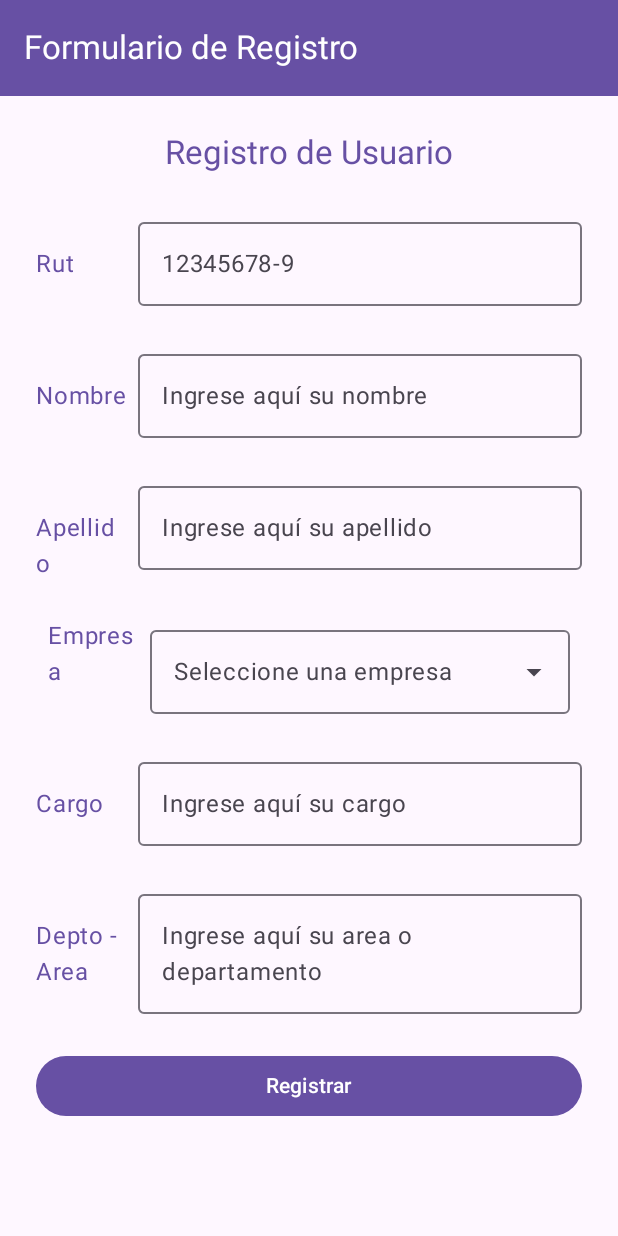
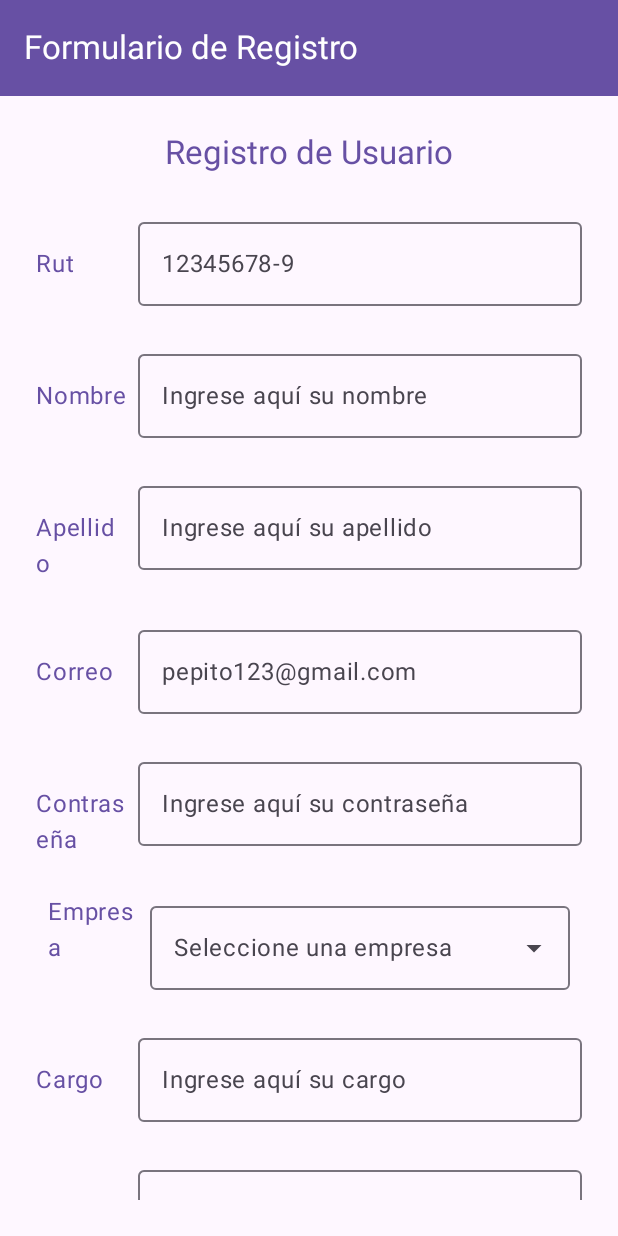
Before and after one commit to EstebanMoraV/GestionDenuncias_Grupo14, an Android app built with Jetpack Compose: the Registro screen opened through its navigation route, on a phone screen of 412 x 824 dp. Run offline under Robolectric (Android 15) with nearby library versions, the phone set to English and light mode, and no system bars.

Commit message:
Se arregla el navigation para enviar parametros, se genera codigo para un login y por ultimo se le agregan mensajes flotante que funcionan con corrutinas (scope)

```diff
--- a/app/build.gradle.kts
+++ b/app/build.gradle.kts
@@ -51,6 +51,8 @@ dependencies {
     implementation(libs.androidx.compose.ui.tooling.preview)
     implementation(libs.androidx.compose.material3)
     implementation(libs.androidx.navigation.compose)
+    implementation(libs.androidx.compose.foundation)
+    implementation(libs.androidx.material3)
     testImplementation(libs.junit)
     androidTestImplementation(libs.androidx.junit)
     androidTestImplementation(libs.androidx.espresso.core)
--- a/app/src/main/java/com/example/gestiondenuncias_grupo14/MainActivity.kt
+++ b/app/src/main/java/com/example/gestiondenuncias_grupo14/MainActivity.kt
@@ -4,16 +4,10 @@ import android.os.Bundle
 import androidx.activity.ComponentActivity
 import androidx.activity.compose.setContent
 import androidx.activity.enableEdgeToEdge
-import androidx.compose.foundation.layout.fillMaxSize
-import androidx.compose.foundation.layout.padding
 import androidx.compose.material3.MaterialTheme
-import androidx.compose.material3.Scaffold
-import androidx.compose.material3.Text
-import androidx.compose.runtime.Composable
-import androidx.compose.ui.Modifier
-import androidx.compose.ui.tooling.preview.Preview
+import androidx.navigation.compose.rememberNavController
 import com.example.gestiondenuncias_grupo14.navigation.AppNavigation
-import com.example.gestiondenuncias_grupo14.ui.theme.GestionDenuncias_Grupo14Theme
+import com.example.gestiondenuncias_grupo14.viewmodel.UsuarioViewModel
 
 class MainActivity : ComponentActivity() {
     override fun onCreate(savedInstanceState: Bundle?) {
@@ -21,8 +15,8 @@ class MainActivity : ComponentActivity() {
         enableEdgeToEdge()
         setContent {
             MaterialTheme {
-                // Llama a tu NavHost, que tiene el startDestination definido
-                AppNavigation()
+                val navController = rememberNavController()
+                AppNavigation(navController = navController)
             }
         }
     }
--- a/app/src/main/java/com/example/gestiondenuncias_grupo14/navigation/AppNavigation.kt
+++ b/app/src/main/java/com/example/gestiondenuncias_grupo14/navigation/AppNavigation.kt
@@ -1,22 +1,31 @@
 package com.example.gestiondenuncias_grupo14.navigation
 
 import androidx.compose.runtime.Composable
+import androidx.lifecycle.viewmodel.compose.viewModel
+import androidx.navigation.NavHostController
 import androidx.navigation.compose.NavHost
 import androidx.navigation.compose.composable
-import androidx.navigation.compose.rememberNavController
 import com.example.gestiondenuncias_grupo14.ui.screen.Login
 import com.example.gestiondenuncias_grupo14.ui.screen.Registro
-
+import com.example.gestiondenuncias_grupo14.viewmodel.UsuarioViewModel
 
 @Composable
-fun AppNavigation(){
-    val navController = rememberNavController()
-
+fun AppNavigation(
+    navController: NavHostController,
+    usuarioViewModel: UsuarioViewModel = viewModel()
+) {
     NavHost(
         navController = navController,
         startDestination = "login"
     ) {
-        composable("login"){ Login(navController) }
-        composable("registro") { Registro(navController) }
+        // Pantalla Login
+        composable("login") {
+            Login(navController = navController, viewModel = usuarioViewModel)
+        }
+
+        // Pantalla Registro
+        composable("registro") {
+            Registro(navController = navController, viewModel = usuarioViewModel)
+        }
     }
 }
--- a/app/src/main/java/com/example/gestiondenuncias_grupo14/ui/screen/Login.kt
+++ b/app/src/main/java/com/example/gestiondenuncias_grupo14/ui/screen/Login.kt
@@ -16,6 +16,8 @@ import androidx.compose.material3.MaterialTheme
 import androidx.compose.material3.MaterialTheme.colorScheme
 import androidx.compose.material3.OutlinedTextField
 import androidx.compose.material3.Scaffold
+import androidx.compose.material3.SnackbarHost
+import androidx.compose.material3.SnackbarHostState
 import androidx.compose.material3.Text
 import androidx.compose.material3.TextButton
 import androidx.compose.material3.TopAppBar
@@ -32,16 +34,23 @@ import com.example.gestiondenuncias_grupo14.R  // Importa el recurso R para acce
 import androidx.compose.runtime.*     // <-- Necesario para remember, mutableStateOf, by
 import androidx.compose.ui.text.input.KeyboardType
 import androidx.compose.ui.text.input.PasswordVisualTransformation
+import androidx.lifecycle.viewmodel.compose.viewModel
 import androidx.navigation.NavController
+import com.example.gestiondenuncias_grupo14.viewmodel.UsuarioViewModel
+import kotlinx.coroutines.launch
 
 
 @OptIn(ExperimentalMaterial3Api::class)
 @Composable
-fun Login(navController: NavController? = null){
+fun Login(navController: NavController? = null, viewModel: UsuarioViewModel = viewModel()){
 
     // 🔹 Variables de estado para guardar lo que el usuario escribe
     var username by remember { mutableStateOf("") }
     var password by remember { mutableStateOf("") }
+
+    // SnackbarHostState y coroutine scope
+    val snackbarHostState = remember { SnackbarHostState() }
+    val scope = rememberCoroutineScope()
 
     Scaffold (
         topBar = {
@@ -52,7 +61,9 @@ fun Login(navController: NavController? = null){
                     titleContentColor = colorScheme.onPrimary
                 )
             )
-        }
+        },
+        snackbarHost = { SnackbarHost(hostState = snackbarHostState) } // 👈 necesario para mostrar el globo
+
     ) {
         innerPadding ->
         // 🔸 Column: organiza los elementos de manera vertical
@@ -101,7 +112,17 @@ fun Login(navController: NavController? = null){
             )
 
             Button(
-                onClick = { /* Acción futura */ },
+                onClick = {
+                    val exito = viewModel.login(username, password)
+                    scope.launch {
+                        if (exito) {
+                            snackbarHostState.showSnackbar("Inicio de sesión exitoso!")
+                            // Acá pondremos un nav controller a futuro
+                        } else {
+                            snackbarHostState.showSnackbar("Correo o Contraseña incorrectos")
+                        }
+                    }
+                },
                 modifier = Modifier.fillMaxWidth()
             ) { Text("Ingresar") }
 
--- a/app/src/main/java/com/example/gestiondenuncias_grupo14/ui/screen/Registro.kt
+++ b/app/src/main/java/com/example/gestiondenuncias_grupo14/ui/screen/Registro.kt
@@ -7,6 +7,8 @@ import androidx.compose.foundation.layout.fillMaxSize
 import androidx.compose.foundation.layout.fillMaxWidth
 import androidx.compose.foundation.layout.padding
 import androidx.compose.foundation.layout.width
+import androidx.compose.foundation.rememberScrollState
+import androidx.compose.foundation.verticalScroll
 import androidx.compose.material3.Button
 import androidx.compose.material3.DropdownMenuItem
 import androidx.compose.material3.ExperimentalMaterial3Api
@@ -16,6 +18,8 @@ import androidx.compose.material3.MaterialTheme
 import androidx.compose.material3.MaterialTheme.colorScheme
 import androidx.compose.material3.OutlinedTextField
 import androidx.compose.material3.Scaffold
+import androidx.compose.material3.SnackbarHost
+import androidx.compose.material3.SnackbarHostState
 import androidx.compose.material3.Text
 import androidx.compose.material3.TopAppBar
 import androidx.compose.material3.TopAppBarDefaults.topAppBarColors
@@ -24,16 +28,20 @@ import androidx.compose.ui.Modifier
 import androidx.compose.ui.tooling.preview.Preview
 import androidx.compose.ui.unit.dp
 import androidx.compose.runtime.*
+import androidx.lifecycle.viewmodel.compose.viewModel
 import androidx.navigation.NavController
+import com.example.gestiondenuncias_grupo14.viewmodel.UsuarioViewModel
+import kotlinx.coroutines.launch
 
 
 @OptIn(ExperimentalMaterial3Api::class)
 @Composable
-fun Registro(navController: NavController? = null){
+fun Registro(navController: NavController? = null, viewModel: UsuarioViewModel = viewModel()){
     // Variables
     var rut by remember { mutableStateOf("") }
     var nombre by remember { mutableStateOf("") }
     var apellido by remember { mutableStateOf("") }
+    var correo by remember { mutableStateOf("") }
     var fechaNacimiento by remember { mutableStateOf("") }
     var contrasena by remember { mutableStateOf("") }
     var contrasena2 by remember { mutableStateOf("") }
@@ -47,6 +55,14 @@ fun Registro(navController: NavController? = null){
     // Lista de empresas
     val empresas = listOf("Productos Cave", "Diprovet", "Lubricantes Internacionales")
 
+    // Estado de scroll
+    val scrollState = rememberScrollState()
+
+    // SnackbarHostState y coroutine scope
+    val snackbarHostState = remember { SnackbarHostState() }
+    val scope = rememberCoroutineScope()
+
+
     Scaffold (
         topBar = {
             TopAppBar(
@@ -56,14 +72,16 @@ fun Registro(navController: NavController? = null){
                     titleContentColor = colorScheme.onPrimary
                 )
             )
-        }
+        },
+        snackbarHost = { SnackbarHost(hostState = snackbarHostState) } // necesario para mostrar el globo
     ) {
         innerPadding ->
         Column(
             modifier = Modifier
                 .padding(innerPadding)              // Respeta el padding interno del Scaffold
                 .fillMaxSize()                      // Ocupa todo el espacio disponible
-                .padding(24.dp),                    // Padding uniforme alrededor
+                .padding(24.dp)                   // Padding uniforme alrededor
+                .verticalScroll(scrollState),
             verticalArrangement = Arrangement.spacedBy(24.dp), // Espaciado uniforme entre elementos
             horizontalAlignment = Alignment.CenterHorizontally // Centra los elementos horizontalmente
         ){
@@ -134,6 +152,50 @@ fun Registro(navController: NavController? = null){
                     value = apellido,
                     onValueChange = {apellido = it},
                     label = { Text("Ingrese aquí su apellido") },
+                    modifier = Modifier
+                        .weight(1f) // Ocupa el espacio restante
+                        .alignByBaseline()
+                )
+            }
+
+            Row(
+                verticalAlignment = Alignment.CenterVertically,
+                horizontalArrangement = Arrangement.spacedBy(8.dp)
+            ){
+                Text(
+                    text = "Correo",
+                    style = MaterialTheme.typography.bodyLarge,
+                    color = MaterialTheme.colorScheme.primary,
+                    modifier = Modifier.alignByBaseline()
+                        .width(60.dp)
+                )
+
+                OutlinedTextField(
+                    value = correo,
+                    onValueChange = {correo = it},
+                    label = { Text("pepito123@gmail.com") },
+                    modifier = Modifier
+                        .weight(1f) // Ocupa el espacio restante
+                        .alignByBaseline()
+                )
+            }
+
+            Row(
+                verticalAlignment = Alignment.CenterVertically,
+                horizontalArrangement = Arrangement.spacedBy(8.dp)
+            ){
+                Text(
+                    text = "Contraseña",
+                    style = MaterialTheme.typography.bodyLarge,
+                    color = MaterialTheme.colorScheme.primary,
+                    modifier = Modifier.alignByBaseline()
+                        .width(60.dp)
+                )
+
+                OutlinedTextField(
+                    value = contrasena,
+                    onValueChange = {contrasena = it},
+                    label = { Text("Ingrese aquí su contraseña") },
                     modifier = Modifier
                         .weight(1f) // Ocupa el espacio restante
                         .alignByBaseline()
@@ -236,7 +298,29 @@ fun Registro(navController: NavController? = null){
             }
 
             Button(
-                onClick = { /* Acción futura*/ },
+                onClick = {
+                    val exito = viewModel.registrarUsuario(
+                        rut,
+                        nombre,
+                        apellido,
+                        correo,
+                        contrasena,
+                        empresa,
+                        cargo,
+                        dep_area
+                    )
+
+                    scope.launch {
+                        if (exito) {
+                            snackbarHostState.showSnackbar("Usuario registrado con exito!")
+                            navController?.navigate("login")
+                        } else {
+                            snackbarHostState.showSnackbar("El usuario ya se ha registrado con anterioridad")
+                        }
+
+                    }
+
+                },
                 modifier = Modifier.fillMaxWidth()
             ) { Text("Registrar") }
 
--- a/gradle/libs.versions.toml
+++ b/gradle/libs.versions.toml
@@ -9,6 +9,8 @@ lifecycleRuntimeKtx = "2.9.4"
 activityCompose = "1.11.0"
 composeBom = "2025.10.00"
 navigationCompose = "2.9.5"
+foundation = "1.9.3"
+material3 = "1.4.0"
 
 [libraries]
 androidx-core-ktx = { group = "androidx.core", name = "core-ktx", version.ref = "coreKtx" }
@@ -26,6 +28,8 @@ androidx-compose-ui-test-manifest = { group = "androidx.compose.ui", name = "ui-
 androidx-compose-ui-test-junit4 = { group = "androidx.compose.ui", name = "ui-test-junit4" }
 androidx-compose-material3 = { group = "androidx.compose.material3", name = "material3" }
 androidx-navigation-compose = { group = "androidx.navigation", name = "navigation-compose", version.ref = "navigationCompose" }
+androidx-compose-foundation = { group = "androidx.compose.foundation", name = "foundation", version.ref = "foundation" }
+androidx-material3 = { group = "androidx.compose.material3", name = "material3", version.ref = "material3" }
 
 [plugins]
 android-application = { id = "com.android.application", version.ref = "agp" }
```
Also changed, not shown: app/src/main/java/com/example/gestiondenuncias_grupo14/model/Usuario.kt (added, +12 -0 lines), app/src/main/java/com/example/gestiondenuncias_grupo14/viewmodel/UsuarioViewModel.kt (added, +42 -0 lines).
